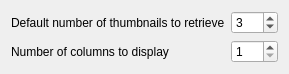
lbeltrame/danbooru-client, file danbooru/ui_src/generalpage_new.ui: the form before one commit.
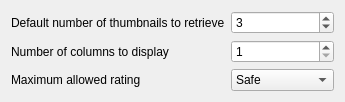
The form after the commit. Custom widgets are drawn as their Qt base class.

Commit message: New UI for rating selection

Patch:
```diff
--- a/danbooru/ui_src/generalpage_new.ui
+++ b/danbooru/ui_src/generalpage_new.ui
@@ -6,8 +6,8 @@
    <rect>
     <x>0</x>
     <y>0</y>
-    <width>283</width>
-    <height>62</height>
+    <width>299</width>
+    <height>92</height>
    </rect>
   </property>
   <property name="windowTitle">
@@ -34,14 +34,14 @@
      </property>
     </widget>
    </item>
-   <item row="1" column="0">
+   <item row="2" column="0">
     <widget class="QLabel" name="columnLabel">
      <property name="text">
       <string>Number of columns to display</string>
      </property>
     </widget>
    </item>
-   <item row="1" column="1">
+   <item row="2" column="1">
     <widget class="KIntSpinBox" name="kcfg_displayColumns">
      <property name="minimum">
       <number>1</number>
@@ -51,6 +51,32 @@
      </property>
     </widget>
    </item>
+   <item row="3" column="1">
+    <widget class="KComboBox" name="kcfg_maxAllowedRating">
+     <item>
+      <property name="text">
+       <string>Safe</string>
+      </property>
+     </item>
+     <item>
+      <property name="text">
+       <string>Questionable</string>
+      </property>
+     </item>
+     <item>
+      <property name="text">
+       <string>Explicit</string>
+      </property>
+     </item>
+    </widget>
+   </item>
+   <item row="3" column="0">
+    <widget class="QLabel" name="ratingLabel">
+     <property name="text">
+      <string>Maximum allowed rating</string>
+     </property>
+    </widget>
+   </item>
   </layout>
  </widget>
  <customwidgets>
@@ -59,6 +85,11 @@
    <extends>QSpinBox</extends>
    <header>knuminput.h</header>
   </customwidget>
+  <customwidget>
+   <class>KComboBox</class>
+   <extends>QComboBox</extends>
+   <header>kcombobox.h</header>
+  </customwidget>
  </customwidgets>
  <resources/>
  <connections/>
```
The commit also changes 1 other file.
